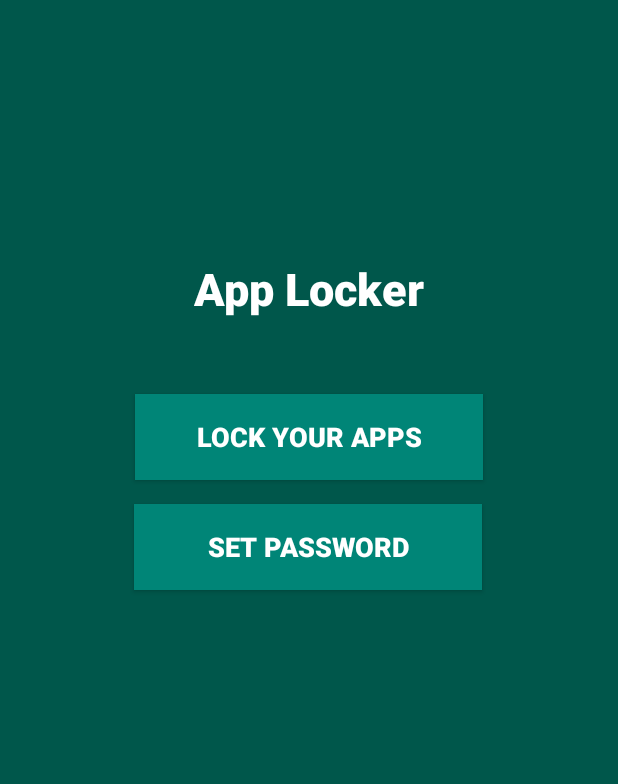
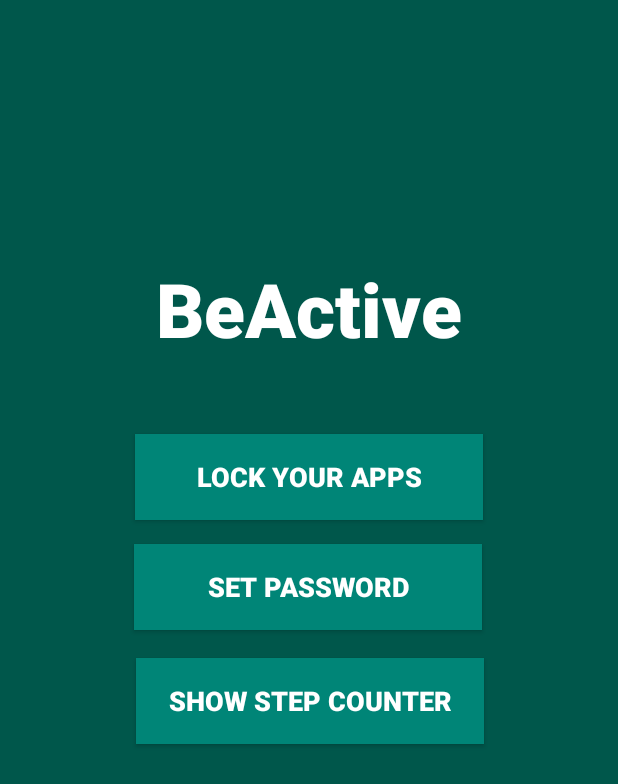
Before and after one commit to armendazizi1/BeActive, an Android app: the screen it shows after launch (MainActivity), on a phone screen of 412 x 824 dp. Shown: the top 784 px of the screen. Run offline under Robolectric (Android 15) with nearby library versions, the phone set to English and light mode, and no system bars.

Commit message:
add StepCounter

```diff
--- a/app/build.gradle
+++ b/app/build.gradle
@@ -31,6 +31,4 @@ dependencies {
     implementation 'com.android.support:design:28.0.0'
 
 
-
-
 }
--- a/app/src/main/java/com/example/simpleapplocker/BackgroundServices.java
+++ b/app/src/main/java/com/example/simpleapplocker/BackgroundServices.java
@@ -129,8 +129,8 @@ public class BackgroundServices extends Service {
                     // get data from database
                     Cursor res = db.getAllData();
                     // create two list of name or pass
-                    ArrayList<String> name = new ArrayList<String>();
-                    ArrayList<String> pass = new ArrayList<String>();
+                    ArrayList<String> name = new ArrayList<>();
+                    ArrayList<String> pass = new ArrayList<>();
 
                     while (res.moveToNext()) {
                         // add data to list
@@ -151,7 +151,7 @@ public class BackgroundServices extends Service {
 
                         current_app = printForegroundTask();
                         Intent lockIntent = new Intent(mContext, LockScreen.class);
-                        lockIntent.putExtra("name", pass.get(name.indexOf(printForegroundTask())));
+                        lockIntent.putExtra("password", pass.get(name.indexOf(printForegroundTask())));
                         lockIntent.putExtra("pack", printForegroundTask());
                         lockIntent.addFlags(Intent.FLAG_ACTIVITY_NEW_TASK);
                         mContext.startActivity(lockIntent);
--- a/app/src/main/res/layout/activity_main.xml
+++ b/app/src/main/res/layout/activity_main.xml
@@ -13,9 +13,9 @@
         android:layout_height="wrap_content"
         android:layout_marginTop="172dp"
         android:fontFamily="sans-serif-black"
-        android:text="App Locker"
+        android:text="@string/be_active"
         android:textColor="@android:color/background_light"
-        android:textSize="30sp"
+        android:textSize="50sp"
         android:textStyle="bold"
         android:typeface="monospace"
         app:layout_constraintEnd_toEndOf="parent"
@@ -42,7 +42,7 @@
         android:layout_height="57dp"
         android:layout_marginTop="16dp"
         android:background="@color/colorPrimary"
-        android:text="Update password"
+        android:text="Update # of Steps"
         android:textColor="@android:color/background_light"
         android:textSize="18sp"
         android:textStyle="bold"
@@ -50,4 +50,20 @@
         app:layout_constraintHorizontal_bias="0.497"
         app:layout_constraintStart_toStartOf="parent"
         app:layout_constraintTop_toBottomOf="@+id/lock_app_btn" />
+
+    <Button
+        android:id="@+id/show_step_counter"
+        android:layout_width="232dp"
+        android:layout_height="57dp"
+        android:layout_marginTop="92dp"
+        android:background="@color/colorPrimary"
+        android:onClick="showCounter"
+        android:text="Show Step Counter"
+        android:textColor="@android:color/background_light"
+        android:textSize="18sp"
+        android:textStyle="bold"
+        app:layout_constraintEnd_toEndOf="parent"
+        app:layout_constraintHorizontal_bias="0.502"
+        app:layout_constraintStart_toStartOf="parent"
+        app:layout_constraintTop_toBottomOf="@+id/lock_app_btn" />
 </android.support.constraint.ConstraintLayout>
--- a/app/src/main/res/values/strings.xml
+++ b/app/src/main/res/values/strings.xml
@@ -1,3 +1,4 @@
 <resources>
     <string name="app_name">BeActive</string>
+    <string name="be_active">BeActive</string>
 </resources>
```
Also changed, not shown: app/src/main/AndroidManifest.xml (+9 -18 lines), app/src/main/java/com/example/simpleapplocker/LockScreen.java (+5 -2 lines), app/src/main/java/com/example/simpleapplocker/MainActivity.java (+6 -1 lines), app/src/main/java/com/example/simpleapplocker/StepCounter.java (added, +115 -0 lines), app/src/main/res/layout/activity_step_counter.xml (added, +25 -0 lines).
